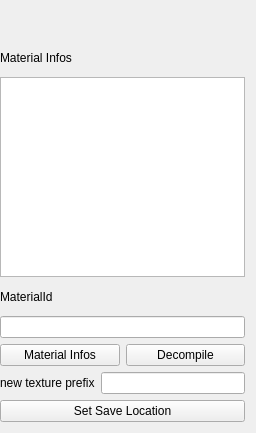
First picture: the form in asset_collector_tool/view/ImageDecompiler.ui, repository KillerConsti/EditorTools, before the edit.
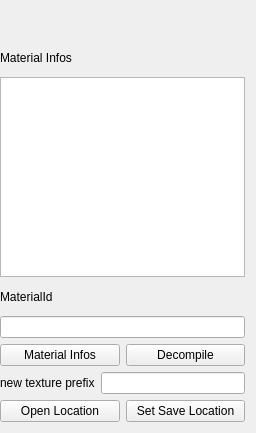
Second picture: the form after the edit.

Patch:
```diff
--- a/asset_collector_tool/view/ImageDecompiler.ui
+++ b/asset_collector_tool/view/ImageDecompiler.ui
@@ -109,11 +109,22 @@
     </layout>
    </item>
    <item>
+    <layout class="QHBoxLayout" name="horizontalLayout_3">
+     <item>
+      <widget class="QPushButton" name="openloc">
+       <property name="text">
+        <string>Open Location</string>
+       </property>
+      </widget>
+     </item>
+     <item>
     <widget class="QPushButton" name="SetSaveLocationButton">
      <property name="text">
       <string>Set Save Location</string>
      </property>
     </widget>
+     </item>
+    </layout>
    </item>
   </layout>
  </widget>
```
Lines whose indentation alone changed are shown as unchanged.
